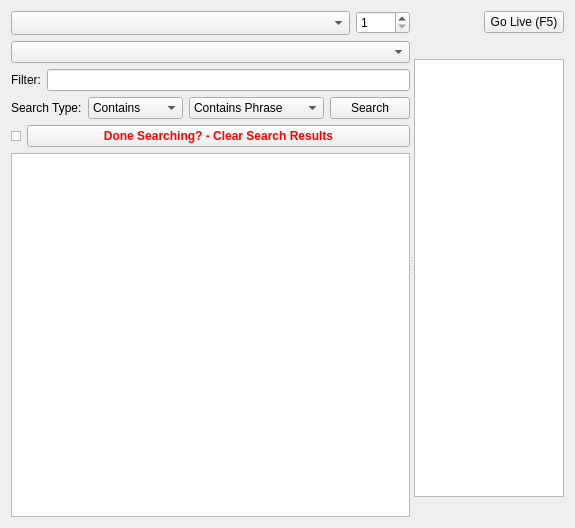
Above: songwidget.ui from SoftProjector/softprojector before the change. Below: the same form after it.
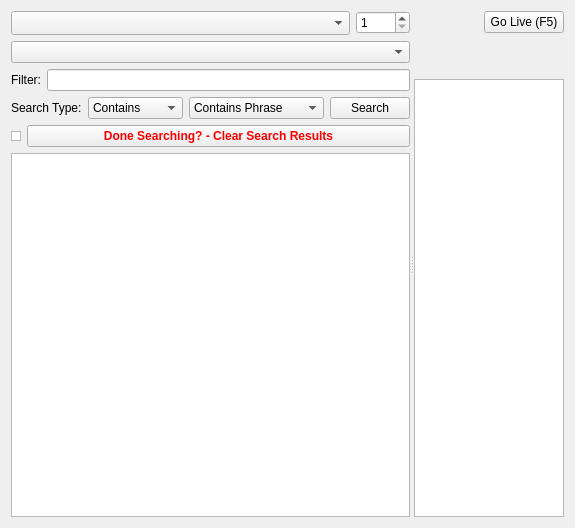
That is the form after the change. Icons and pictures are not drawn.

```diff
--- a/songwidget.ui
+++ b/songwidget.ui
@@ -323,6 +323,59 @@
        <item>
         <widget class="QLabel" name="preview_label"/>
        </item>
+	   <item>
+        <widget class="QLabel" name="label_notes">
+         <property name="palette">
+          <palette>
+           <active>
+            <colorrole role="WindowText">
+             <brush brushstyle="SolidPattern">
+              <color alpha="255">
+               <red>255</red>
+               <green>0</green>
+               <blue>4</blue>
+              </color>
+             </brush>
+            </colorrole>
+           </active>
+           <inactive>
+            <colorrole role="WindowText">
+             <brush brushstyle="SolidPattern">
+              <color alpha="255">
+               <red>255</red>
+               <green>0</green>
+               <blue>4</blue>
+              </color>
+             </brush>
+            </colorrole>
+           </inactive>
+           <disabled>
+            <colorrole role="WindowText">
+             <brush brushstyle="SolidPattern">
+              <color alpha="255">
+               <red>120</red>
+               <green>120</green>
+               <blue>120</blue>
+              </color>
+             </brush>
+            </colorrole>
+           </disabled>
+          </palette>
+         </property>
+         <property name="font">
+          <font>
+           <weight>75</weight>
+           <bold>true</bold>
+          </font>
+         </property>
+         <property name="text">
+          <string/>
+         </property>
+         <property name="wordWrap">
+          <bool>true</bool>
+         </property>
+        </widget>
+       </item>
        <item>
         <widget class="QListWidget" name="listPreview">
          <property name="minimumSize">
@@ -339,16 +392,6 @@
          </property>
         </widget>
        </item>
-       <item>
-        <widget class="QLabel" name="label_notes">
-         <property name="text">
-          <string/>
-         </property>
-         <property name="wordWrap">
-          <bool>true</bool>
-         </property>
-        </widget>
-       </item>
       </layout>
      </widget>
     </widget>
```
